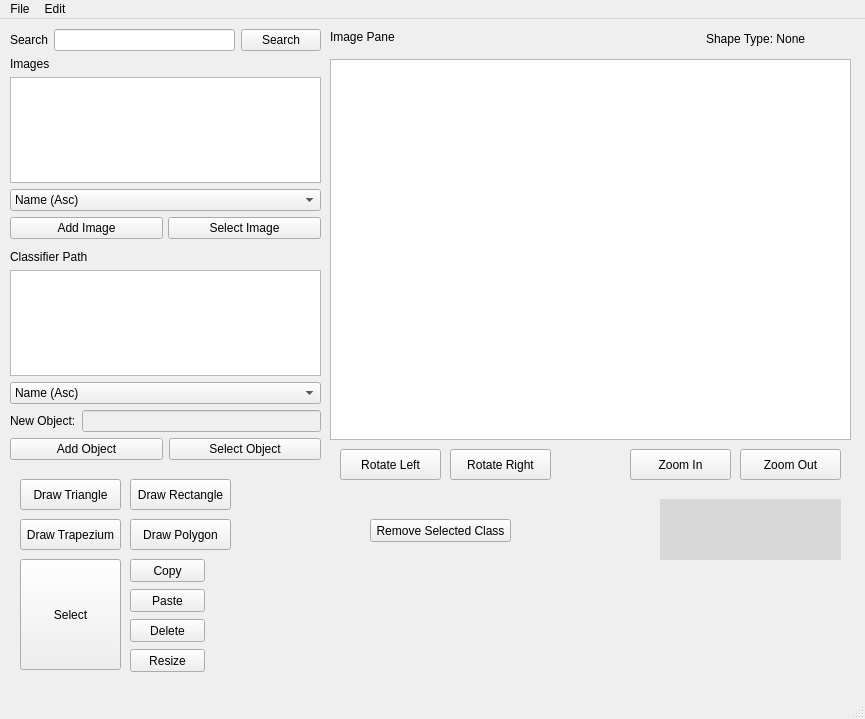
Old version of the form SDIProject-master/SDIProject-master/SRC/mainwindow.ui in the repository BRees2451/SDIProject.
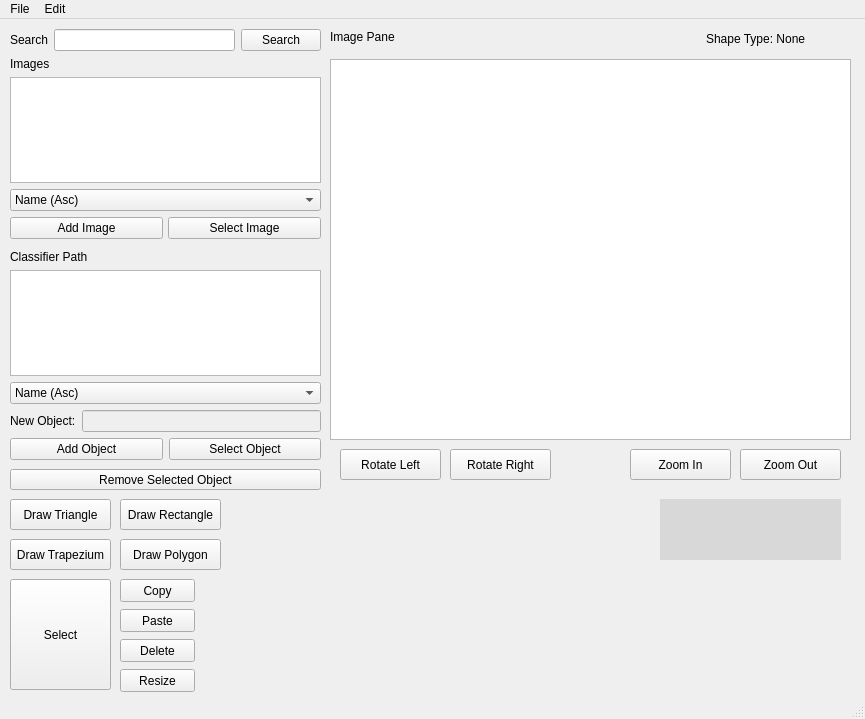
New version of the form. Custom widgets are drawn as their Qt base class.

What changed in the file:
```diff
--- a/SDIProject-master/SDIProject-master/SRC/mainwindow.ui
+++ b/SDIProject-master/SDIProject-master/SRC/mainwindow.ui
@@ -53,8 +53,8 @@
    <widget class="QPushButton" name="DrawTriangleButton">
     <property name="geometry">
      <rect>
-      <x>20</x>
-      <y>460</y>
+      <x>10</x>
+      <y>480</y>
       <width>101</width>
       <height>31</height>
      </rect>
@@ -69,8 +69,8 @@
    <widget class="QPushButton" name="DrawRectButton">
     <property name="geometry">
      <rect>
-      <x>130</x>
-      <y>460</y>
+      <x>120</x>
+      <y>480</y>
       <width>101</width>
       <height>31</height>
      </rect>
@@ -85,8 +85,8 @@
    <widget class="QPushButton" name="DrawTrapButton">
     <property name="geometry">
      <rect>
-      <x>20</x>
-      <y>500</y>
+      <x>10</x>
+      <y>520</y>
       <width>101</width>
       <height>31</height>
      </rect>
@@ -101,8 +101,8 @@
    <widget class="QPushButton" name="DrawPolyButton">
     <property name="geometry">
      <rect>
-      <x>130</x>
-      <y>500</y>
+      <x>120</x>
+      <y>520</y>
       <width>101</width>
       <height>31</height>
      </rect>
@@ -329,8 +329,8 @@
    <widget class="QPushButton" name="pasteShape">
     <property name="geometry">
      <rect>
-      <x>130</x>
-      <y>570</y>
+      <x>120</x>
+      <y>590</y>
       <width>75</width>
       <height>23</height>
      </rect>
@@ -342,8 +342,8 @@
    <widget class="QPushButton" name="copyShape">
     <property name="geometry">
      <rect>
-      <x>130</x>
-      <y>540</y>
+      <x>120</x>
+      <y>560</y>
       <width>75</width>
       <height>23</height>
      </rect>
@@ -355,8 +355,8 @@
    <widget class="QPushButton" name="deleteShape">
     <property name="geometry">
      <rect>
-      <x>130</x>
-      <y>600</y>
+      <x>120</x>
+      <y>620</y>
       <width>75</width>
       <height>23</height>
      </rect>
@@ -368,8 +368,8 @@
    <widget class="QPushButton" name="resizeShape">
     <property name="geometry">
      <rect>
-      <x>130</x>
-      <y>630</y>
+      <x>120</x>
+      <y>650</y>
       <width>75</width>
       <height>23</height>
      </rect>
@@ -394,8 +394,8 @@
    <widget class="QPushButton" name="selectButton">
     <property name="geometry">
      <rect>
-      <x>20</x>
-      <y>540</y>
+      <x>10</x>
+      <y>560</y>
       <width>101</width>
       <height>111</height>
      </rect>
@@ -410,14 +410,14 @@
    <widget class="QPushButton" name="RemoveClassButton">
     <property name="geometry">
      <rect>
-      <x>370</x>
-      <y>500</y>
-      <width>141</width>
-      <height>23</height>
+      <x>10</x>
+      <y>450</y>
+      <width>311</width>
+      <height>21</height>
      </rect>
     </property>
     <property name="text">
-     <string>Remove Selected Class</string>
+     <string>Remove Selected Object</string>
     </property>
    </widget>
   </widget>
```
